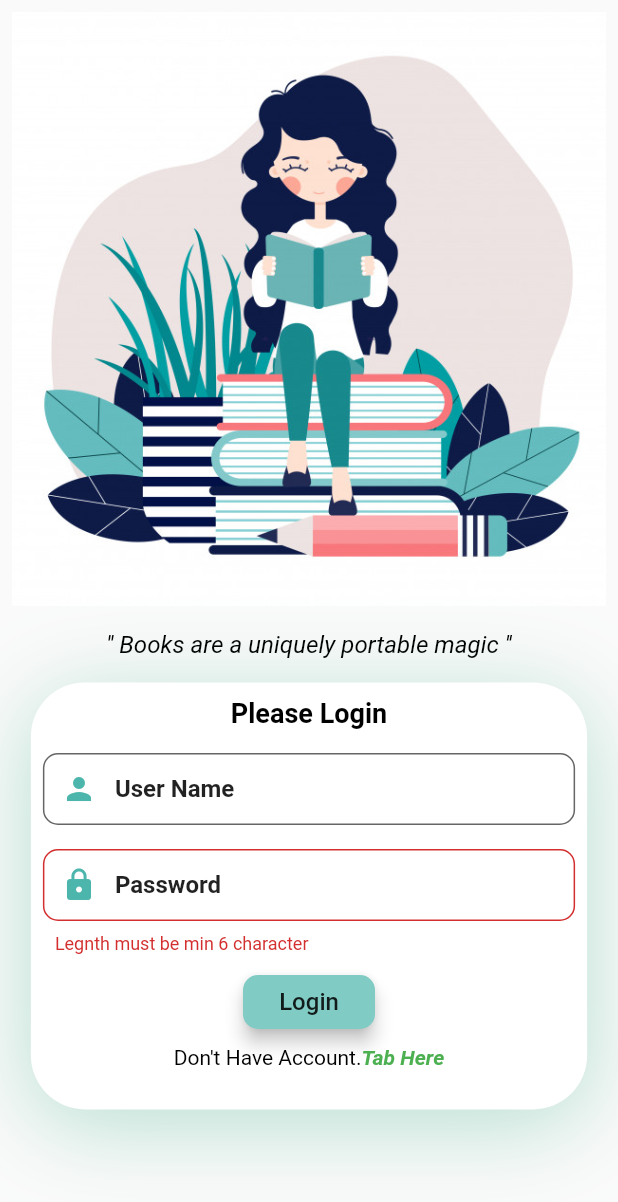
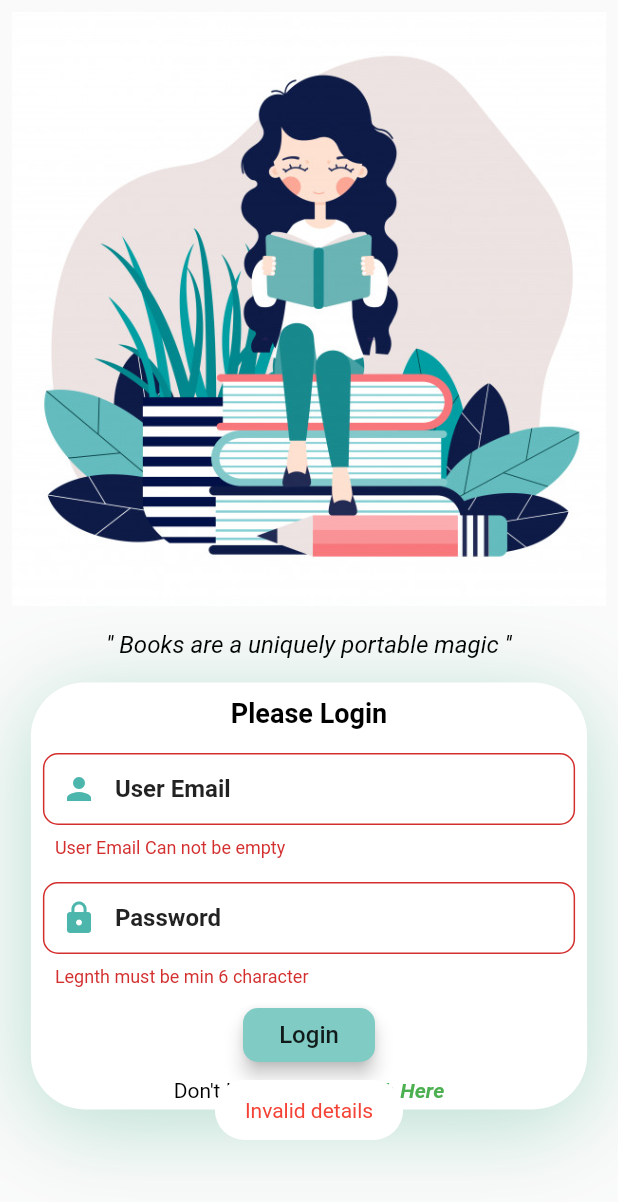
Before and after one commit to Prabesh789/Share-Book, a Flutter app: the screen it shows after launch, after a tap on "Login", on a phone screen of 412 x 824 dp. Shown: the top 1202 px of the screen. Run offline on Flutter 3.47's test engine with Material 2 defaults, Android fonts, the phone set to English and light mode, and no system bars; our stand-ins replace bloc, cloud_firestore, equatable, firebase_auth, firebase_core, flutter_bloc and 3 more; accounts and stored records are empty.

Commit message:
Login Auth Success

```diff
--- a/lib/blocs/auth/auth_state.dart
+++ b/lib/blocs/auth/auth_state.dart
@@ -25,7 +25,7 @@ class UnAuthenticatedState extends AuthState {
   List<Object> get props => [];
 }
 
-class AuthErrorState extends AuthBloc {
+class AuthErrorState extends AuthState {
   final String errorMessage;
 
   AuthErrorState({this.errorMessage});
--- a/lib/screens/login_screen/login_page.dart
+++ b/lib/screens/login_screen/login_page.dart
@@ -1,11 +1,13 @@
 import 'package:flutter/material.dart';
 import 'package:flutter_bloc/flutter_bloc.dart';
+import 'package:fluttertoast/fluttertoast.dart';
 import 'package:sharebook/blocs/auth/auth_bloc.dart';
 import 'package:sharebook/data/model/user_model.dart';
 import 'package:sharebook/global/componenets/const.dart';
 // import 'package:sharebook/screens/main_dashboard/drawer/user_drawer.dart';
 // import 'package:sharebook/screens/main_dashboard/drawer/user_main_dashboard.dart';
 import 'package:sharebook/screens/register/register_page.dart';
+import 'package:sharebook/screens/user_main_dashboard/user_main_dashboard.dart';
 import 'package:sharebook/utils/di.dart';
 
 class LoginPage extends StatefulWidget {
@@ -16,7 +18,7 @@ class LoginPage extends StatefulWidget {
 class _LoginPageState extends State<LoginPage> {
   final _formkey = GlobalKey<FormState>();
   final GlobalKey<ScaffoldState> _scaffoldkey = GlobalKey<ScaffoldState>();
-  final TextEditingController userNameController = TextEditingController();
+  final TextEditingController userEmailController = TextEditingController();
   final TextEditingController passwordController = TextEditingController();
 
   @override
@@ -26,21 +28,23 @@ class _LoginPageState extends State<LoginPage> {
       cubit: inject<AuthBloc>(),
       listener: (context, state) {
         if (state is AuthenticatedState) {
-          _scaffoldkey.currentState.showSnackBar(
-            SnackBar(
-              backgroundColor: Colors.teal,
-              duration: Duration(seconds: 2),
-              content: Text("${state.status.message}"),
-            ),
+          Fluttertoast.showToast(
+            msg: state.status.message,
+            backgroundColor: Colors.white,
+            textColor: Colors.green,
+          );
+          userEmailController.clear();
+          passwordController.clear();
+          Navigator.of(context).pushReplacement(
+              MaterialPageRoute(builder: (context) => UserMainDashboard()));
+        }
+        if (state is AuthErrorState) {
+          Fluttertoast.showToast(
+            msg: state.errorMessage,
+            backgroundColor: Colors.white,
+            textColor: Colors.red,
           );
         }
-        // if (state is AuthErrorState) {
-        //   _scaffoldkey.currentState.showSnackBar(
-        //     SnackBar(
-        //       content: Text("${state.e}"),
-        //     ),
-        //   );
-        // }
       },
       builder: (context, state) {
         return Form(
@@ -107,7 +111,7 @@ class _LoginPageState extends State<LoginPage> {
                             SizedBox(height: 8),
                             Container(
                               padding: EdgeInsets.all(8.0),
-                              child: userNameTextField(userNameController),
+                              child: userNameTextField(userEmailController),
                             ),
                             Container(
                               padding: EdgeInsets.all(8.0),
@@ -123,11 +127,17 @@ class _LoginPageState extends State<LoginPage> {
                                 style: TextStyle(fontSize: 16),
                               ),
                               onPressed: () {
-                                if (_formkey.currentState.validate()) {
+                                if (!_formkey.currentState.validate()) {
+                                  Fluttertoast.showToast(
+                                    msg: 'Invalid details',
+                                    backgroundColor: Colors.white,
+                                    textColor: Colors.red,
+                                  );
+                                } else {
                                   inject<AuthBloc>().add(
                                     LoginEvent(
                                       userModel: UserModel(
-                                        email: userNameController.text.trim(),
+                                        email: userEmailController.text.trim(),
                                         password:
                                             passwordController.text.trim(),
                                       ),
@@ -180,9 +190,9 @@ class _LoginPageState extends State<LoginPage> {
   }
 }
 
-Widget userNameTextField(TextEditingController userNameController) {
+Widget userNameTextField(TextEditingController userEmailController) {
   return TextFormField(
-    controller: userNameController,
+    controller: userEmailController,
     decoration: InputDecoration(
         contentPadding: EdgeInsets.all(8),
         filled: true,
@@ -200,10 +210,17 @@ Widget userNameTextField(TextEditingController userNameController) {
           Icons.person,
           color: Colors.teal[300],
         ),
-        labelText: 'User Name',
+        labelText: 'User Email',
         labelStyle: TextStyle(
             color: Colors.black87, fontSize: 16.0, fontWeight: FontWeight.bold),
         hintText: 'Jackie_Chan'),
+    validator: (value) {
+      if (value.isEmpty) {
+        return 'User Email Can not be empty';
+      } else {
+        return null;
+      }
+    },
   );
 }
 
--- a/pubspec.yaml
+++ b/pubspec.yaml
@@ -36,6 +36,10 @@ dependencies:
   equatable: ^1.2.5
   flutter_bloc: ^6.1.1
   get_it: ^5.0.6
+  fluttertoast: ^7.1.8
+  page_transition: ^1.1.7+6
+  font_awesome: ^5.10.1
+
 
 dev_dependencies:
   flutter_test:
```
Also changed, not shown: lib/data/model/upload_book_model.dart (added, +20 -0 lines), lib/repositories/share_book_impl.dart (+11 -1 lines), lib/screens/register/register_page.dart (+14 -23 lines), lib/screens/upload_books/custom_image_picker_sheet/custom_image_picker_sheet.dart (added, +109 -0 lines), lib/screens/upload_books/upload_books.dart (+5 -8 lines), lib/screens/user_main_dashboard/user_main_dashboard.dart (renamed from lib/user_main_dashboard/user_main_dashboard.dart, +11 -18 lines), pubspec.lock.
